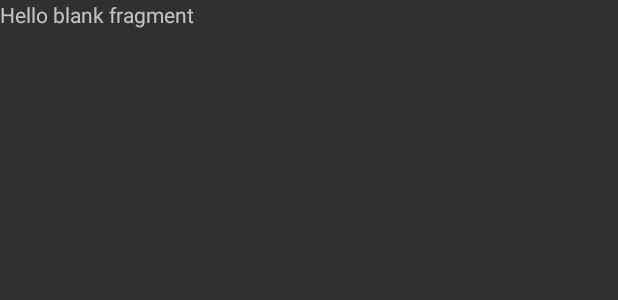
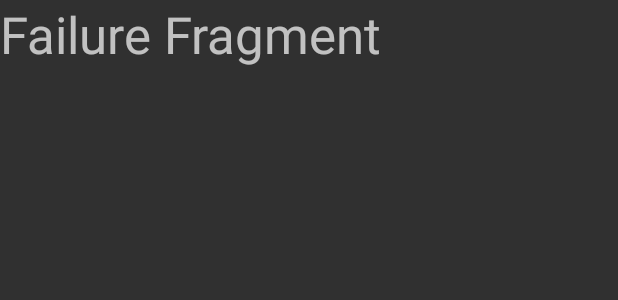
Before and after one commit to Lallivero/CandyFisher, an Android app: the layout fragment_failure.xml on its own in the app's theme, with its tools: preview values and no code run, on a phone screen of 412 x 824 dp. Shown: the top 300 px of the screen. Run offline under Robolectric (Android 15) with nearby library versions, the phone set to English and light mode, and no system bars.

Commit message:
fragment test

```diff
--- a/app/src/main/res/layout/fragment_failure.xml
+++ b/app/src/main/res/layout/fragment_failure.xml
@@ -9,6 +9,7 @@
     <TextView
         android:layout_width="match_parent"
         android:layout_height="match_parent"
-        android:text="@string/hello_blank_fragment" />
+        android:text="@string/failure_fragment"
+        android:textSize="34sp" />
 
 </FrameLayout>
--- a/app/src/main/res/values/strings.xml
+++ b/app/src/main/res/values/strings.xml
@@ -96,7 +96,7 @@
     <string name="action_settings">Settings</string>
     <string name="text_collection">Collection</string>
     <!-- TODO: Remove or change this placeholder text -->
-    <string name="hello_blank_fragment">Hello blank fragment</string>
+    <string name="failure_fragment">Failure Fragment</string>
 
 
 </resources>
```
